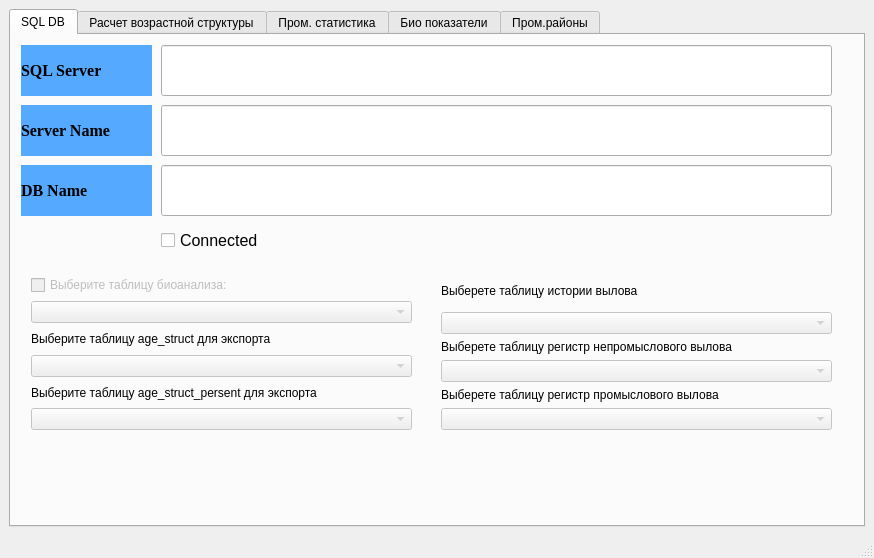
This is ui_form.ui in DidenkoDmitriy/fish_stock as Qt 5 draws it before an edit. The edited form follows.
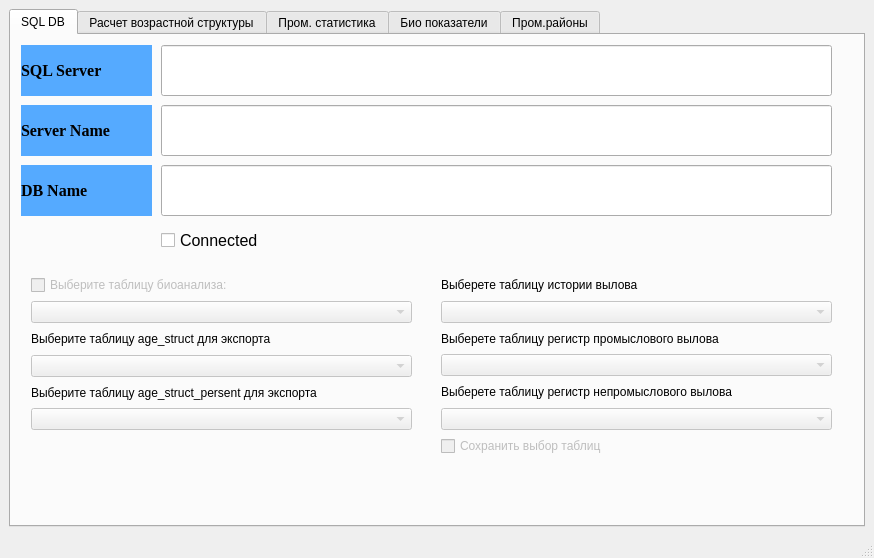
This is the edited form. The open tabs and pages were chosen to show the change.

Commit message: start develop catch history module (choose table)

Diff of the .ui file:
```diff
--- a/ui_form.ui
+++ b/ui_form.ui
@@ -234,7 +234,7 @@
           <x>430</x>
           <y>240</y>
           <width>391</width>
-          <height>155</height>
+          <height>181</height>
          </rect>
         </property>
         <layout class="QVBoxLayout" name="verticalLayout_7">
@@ -253,24 +253,6 @@
           </widget>
          </item>
          <item>
-          <layout class="QVBoxLayout" name="verticalLayout_8">
-           <item>
-            <widget class="QLabel" name="label_choose_privat_register_table">
-             <property name="text">
-              <string>Выберете таблицу регистр непромыслового вылова</string>
-             </property>
-            </widget>
-           </item>
-           <item>
-            <layout class="QVBoxLayout" name="verticalLayout_9">
-             <item>
-              <widget class="QComboBox" name="comboBox_catch_history_privat_register_choose_table">
-               <property name="enabled">
-                <bool>false</bool>
-               </property>
-              </widget>
-             </item>
-             <item>
               <widget class="QLabel" name="label_choose_commercial_register_table">
                <property name="text">
                 <string>Выберете таблицу регистр промыслового вылова</string>
@@ -284,9 +266,29 @@
                </property>
               </widget>
              </item>
-            </layout>
-           </item>
-          </layout>
+         <item>
+          <widget class="QLabel" name="label_choose_privat_register_table">
+           <property name="text">
+            <string>Выберете таблицу регистр непромыслового вылова</string>
+           </property>
+          </widget>
+         </item>
+         <item>
+          <widget class="QComboBox" name="comboBox_catch_history_privat_register_choose_table">
+           <property name="enabled">
+            <bool>false</bool>
+           </property>
+          </widget>
+         </item>
+         <item>
+          <widget class="QCheckBox" name="checkBox_catch_history_save_choose_table">
+           <property name="enabled">
+            <bool>false</bool>
+           </property>
+           <property name="text">
+            <string>Сохранить выбор таблиц</string>
+           </property>
+          </widget>
          </item>
         </layout>
        </widget>
```
Left out of the diff: 2 changed lines with no effect on the pictures. Lines whose indentation alone changed are shown as unchanged. The commit also changes 3 other files.
